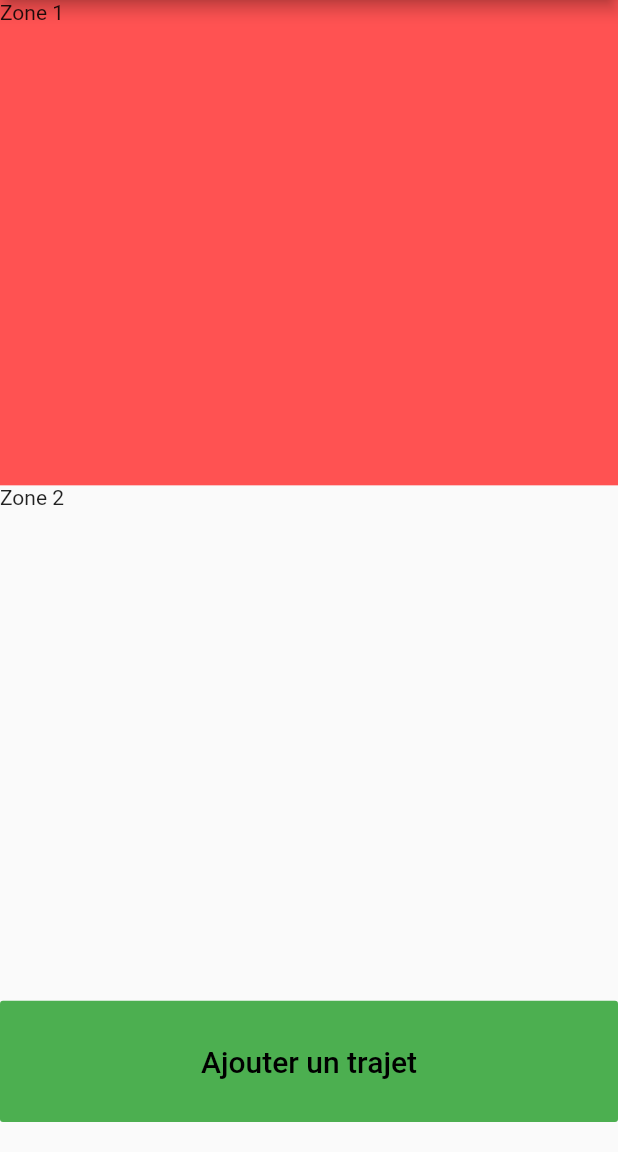
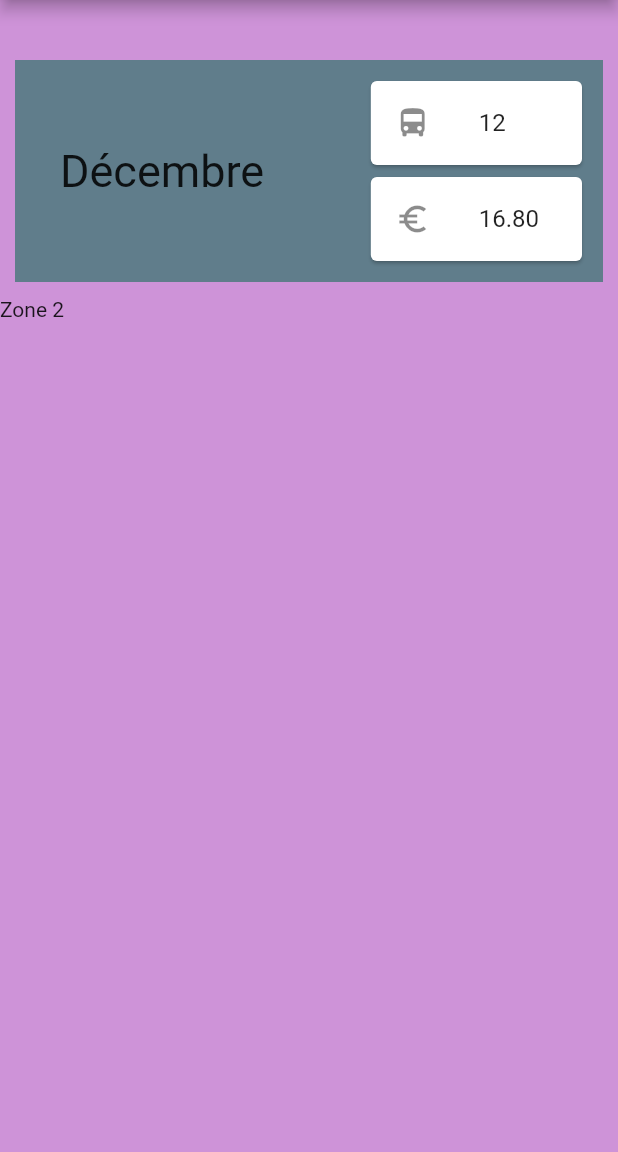
Before and after one commit to jmarcm/gestbus_flutter, a Flutter app: the screen it shows after launch, on a phone screen of 412 x 824 dp, the part 84-1236 px from its top. Run offline on Flutter 3.47's test engine with Material 2 defaults, Android fonts, the phone set to English and light mode, and no system bars.

Commit message:
Display month section

```diff
--- a/lib/main.dart
+++ b/lib/main.dart
@@ -1,3 +1,4 @@
+import 'package:flutter/cupertino.dart';
 import 'package:flutter/material.dart';
 
 void main() => runApp(Gestbus());
@@ -7,7 +8,7 @@ class Gestbus extends StatelessWidget {
   Widget build(BuildContext context) {
     return MaterialApp(
       home: Scaffold(
-//        backgroundColor: Colors.purple[200],
+        backgroundColor: Colors.purple[200],
         appBar: AppBar(
           title: Text("Gestbus"),
           centerTitle: true,
@@ -17,36 +18,49 @@ class Gestbus extends StatelessWidget {
           child: Column(
             crossAxisAlignment: CrossAxisAlignment.stretch,
             children: <Widget>[
+              SizedBox(
+                height: 30.0,
+              ),
+              Container(
+                margin: EdgeInsets.all(10.0),
+                padding: EdgeInsets.all(10.0),
+                color: Colors.blueGrey,
+                child: Row(
+                  children: <Widget>[
                     Expanded(
-                flex: 4,
-                child: Container(
-                  color: Colors.redAccent,
-                  child: Text("Zone 1"),
+                      flex: 3,
+                      child: Padding(
+                        padding: EdgeInsets.only(left: 20.0),
+                        child: Text(
+                          'Décembre',
+                          style: TextStyle(fontSize: 30.0),
+                        ),
                       ),
                     ),
                     Expanded(
-                flex: 4,
-                child: Text("Zone 2"),
-              ),
-              SizedBox(
-                height: 20.0,
-              ),
-              Expanded(
-//                flex: 2,
-                child: FlatButton(
-                  onPressed: () {},
-                  color: Colors.green,
-                  child: Text(
-                    'Ajouter un trajet',
-                    style: TextStyle(
-                      fontSize: 20,
-                      color: Colors.black,
+                      flex: 2,
+                      child: Column(
+                        children: <Widget>[
+                          Card(
+                            child: ListTile(
+                              leading: Icon(Icons.directions_bus),
+                              title: Text('12'),
                             ),
                           ),
+                          Card(
+                            child: ListTile(
+                              leading: Icon(Icons.euro_symbol),
+                              title: Text('16.80'),
                             ),
                           ),
-              SizedBox(
-                height: 20.0,
+                        ],
+                      ),
+                    ),
+                  ],
+                ),
+              ),
+              Container(
+                child: Text('Zone 2'),
               ),
             ],
           ),
```
Also changed, not shown: pubspec.lock (deleted), 1 other file. Lines whose indentation alone changed are shown as unchanged.
